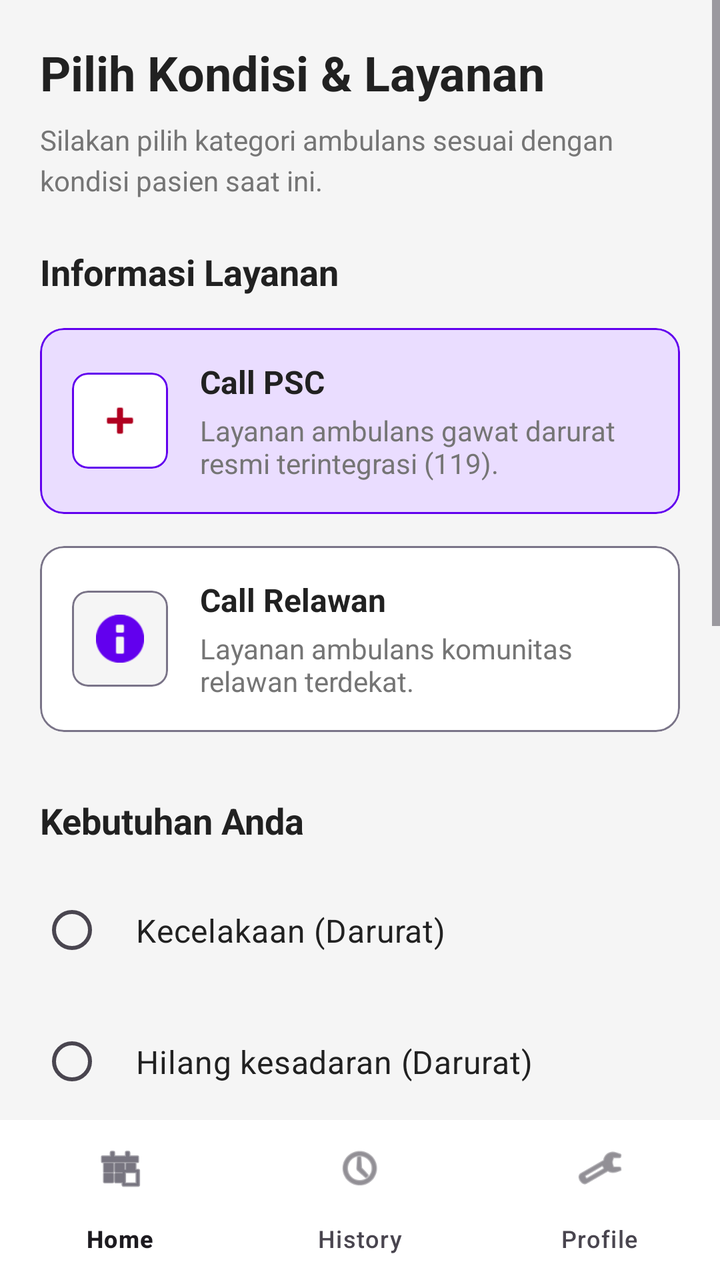
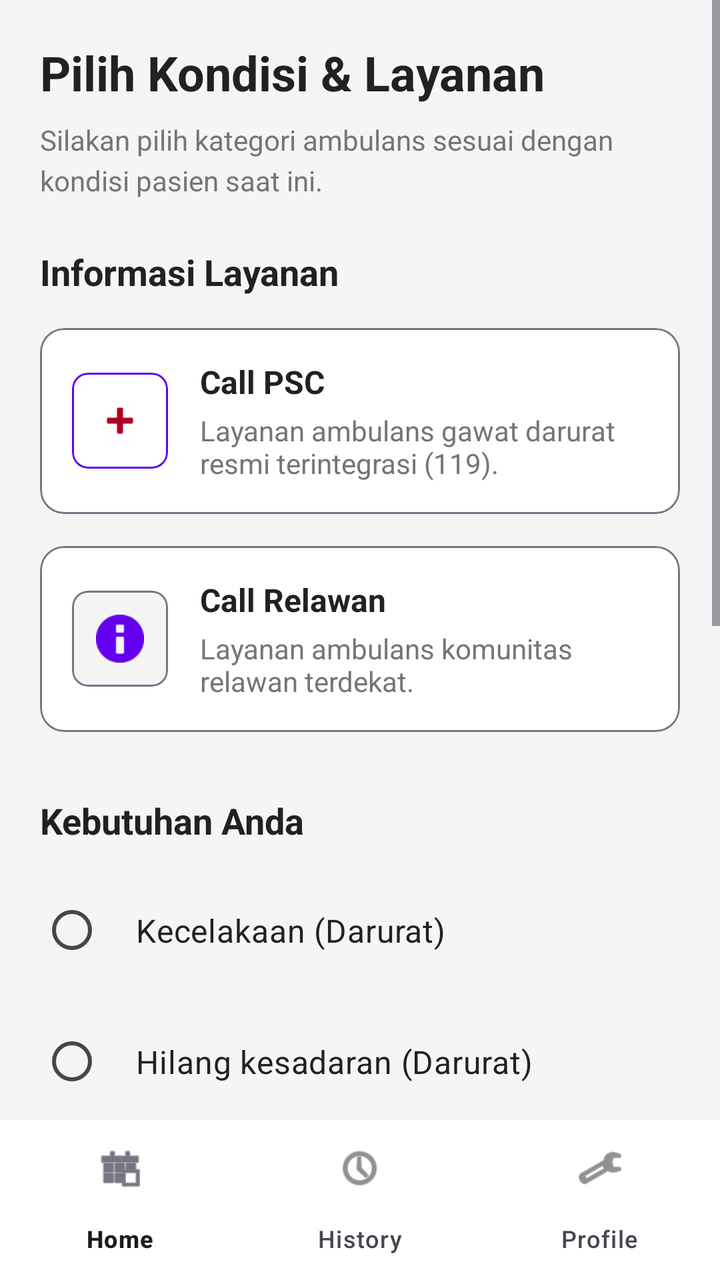

Screens rendered from an Android XML layout before and after an edit, with the pre-edit source and the edit as a unified diff.
<!-- AndroidManifest.xml: application theme Theme.PatientApp -->
<!-- res/layout/activity_ambulance_selection.xml -->
<?xml version="1.0" encoding="utf-8"?>
<androidx.constraintlayout.widget.ConstraintLayout xmlns:android="http://schemas.android.com/apk/res/android"
    xmlns:app="http://schemas.android.com/apk/res-auto"
    xmlns:tools="http://schemas.android.com/tools"
    android:id="@+id/main"
    android:layout_width="match_parent"
    android:layout_height="match_parent"
    android:background="@color/bg_primary"
    tools:context=".AmbulanceSelectionActivity">

    <ScrollView
        android:layout_width="match_parent"
        android:layout_height="0dp"
        android:fillViewport="true"
        app:layout_constraintBottom_toTopOf="@+id/bottom_navigation"
        app:layout_constraintTop_toTopOf="parent">

        <LinearLayout
            android:layout_width="match_parent"
            android:layout_height="wrap_content"
            android:orientation="vertical"
            android:padding="20dp">

            <TextView
                android:layout_width="match_parent"
                android:layout_height="wrap_content"
                android:text="Pilih Kondisi &amp; Layanan"
                android:textColor="@color/text_primary"
                android:textSize="24sp"
                android:textStyle="bold" />

            <TextView
                android:layout_width="match_parent"
                android:layout_height="wrap_content"
                android:layout_marginTop="8dp"
                android:text="Silakan pilih kategori ambulans sesuai dengan kondisi pasien saat ini."
                android:textColor="@color/text_secondary"
                android:textSize="14sp"
                android:lineSpacingExtra="4dp"
                android:layout_marginBottom="24dp" />

            <TextView
                android:layout_width="match_parent"
                android:layout_height="wrap_content"
                android:text="Informasi Layanan"
                android:textColor="@color/text_primary"
                android:textSize="18sp"
                android:textStyle="bold"
                android:layout_marginBottom="16dp" />

            <com.google.android.material.card.MaterialCardView
                android:layout_width="match_parent"
                android:layout_height="wrap_content"
                android:layout_marginBottom="16dp"
                app:cardBackgroundColor="@color/primary_container"
                app:cardCornerRadius="12dp"
                app:cardElevation="0dp"
                app:strokeColor="@color/primary"
                app:strokeWidth="1dp">

                <LinearLayout
                    android:layout_width="match_parent"
                    android:layout_height="wrap_content"
                    android:orientation="horizontal"
                    android:padding="16dp"
                    android:gravity="center_vertical">

                    <com.google.android.material.card.MaterialCardView
                        android:layout_width="48dp"
                        android:layout_height="48dp"
                        app:cardBackgroundColor="@color/card_bg"
                        app:cardCornerRadius="8dp"
                        app:strokeColor="@color/primary"
                        app:strokeWidth="1dp"
                        app:cardElevation="0dp">
                        <ImageView
                            android:layout_width="24dp"
                            android:layout_height="24dp"
                            android:layout_gravity="center"
                            android:src="@android:drawable/ic_input_add"
                            app:tint="@color/emergency_red" />
                    </com.google.android.material.card.MaterialCardView>

                    <LinearLayout
                        android:layout_width="0dp"
                        android:layout_height="wrap_content"
                        android:layout_weight="1"
                        android:orientation="vertical"
                        android:layout_marginStart="16dp">

                        <TextView
                            android:layout_width="match_parent"
                            android:layout_height="wrap_content"
                            android:text="Call PSC"
                            android:textColor="@color/text_primary"
                            android:textStyle="bold"
                            android:textSize="16sp" />

                        <TextView
                            android:layout_width="match_parent"
                            android:layout_height="wrap_content"
                            android:layout_marginTop="4dp"
                            android:text="Layanan ambulans gawat darurat resmi terintegrasi (119)."
                            android:textColor="@color/text_secondary"
                            android:textSize="14sp" />
                    </LinearLayout>
                </LinearLayout>
            </com.google.android.material.card.MaterialCardView>

            <com.google.android.material.card.MaterialCardView
                android:layout_width="match_parent"
                android:layout_height="wrap_content"
                android:layout_marginBottom="32dp"
                app:cardBackgroundColor="@color/card_bg"
                app:cardCornerRadius="12dp"
                app:cardElevation="0dp"
                app:strokeColor="@color/outline"
                app:strokeWidth="1dp">

                <LinearLayout
                    android:layout_width="match_parent"
                    android:layout_height="wrap_content"
                    android:orientation="horizontal"
                    android:padding="16dp"
                    android:gravity="center_vertical">

                    <com.google.android.material.card.MaterialCardView
                        android:layout_width="48dp"
                        android:layout_height="48dp"
                        app:cardBackgroundColor="@color/bg_primary"
                        app:cardCornerRadius="8dp"
                        app:strokeColor="@color/outline"
                        app:strokeWidth="1dp"
                        app:cardElevation="0dp">
                        <ImageView
                            android:layout_width="24dp"
                            android:layout_height="24dp"
                            android:layout_gravity="center"
                            android:src="@android:drawable/ic_dialog_info"
                            app:tint="@color/primary" />
                    </com.google.android.material.card.MaterialCardView>

                    <LinearLayout
                        android:layout_width="0dp"
                        android:layout_height="wrap_content"
                        android:layout_weight="1"
                        android:orientation="vertical"
                        android:layout_marginStart="16dp">

                        <TextView
                            android:layout_width="match_parent"
                            android:layout_height="wrap_content"
                            android:text="Call Relawan"
                            android:textColor="@color/text_primary"
                            android:textStyle="bold"
                            android:textSize="16sp" />

                        <TextView
                            android:layout_width="match_parent"
                            android:layout_height="wrap_content"
                            android:layout_marginTop="4dp"
                            android:text="Layanan ambulans komunitas relawan terdekat."
                            android:textColor="@color/text_secondary"
                            android:textSize="14sp" />
                    </LinearLayout>
                </LinearLayout>
            </com.google.android.material.card.MaterialCardView>

            <TextView
                android:layout_width="match_parent"
                android:layout_height="wrap_content"
                android:text="Kebutuhan Anda"
                android:textColor="@color/text_primary"
                android:textSize="18sp"
                android:textStyle="bold"
                android:layout_marginBottom="16dp" />

            <RadioGroup
                android:id="@+id/rgConditions"
                android:layout_width="match_parent"
                android:layout_height="wrap_content"
                android:layout_marginBottom="32dp">

                <RadioButton
                    android:id="@+id/rbAccident"
                    android:layout_width="match_parent"
                    android:layout_height="wrap_content"
                    android:layout_marginBottom="12dp"
                    android:padding="16dp"
                    android:text="Kecelakaan (Darurat)"
                    android:textSize="16sp"
                    android:textColor="@color/text_primary" />
                <RadioButton
                    android:id="@+id/rbUnconscious"
                    android:layout_width="match_parent"
                    android:layout_height="wrap_content"
                    android:layout_marginBottom="12dp"
                    android:padding="16dp"
                    android:text="Hilang kesadaran (Darurat)"
                    android:textColor="@color/text_primary"
                    android:textSize="16sp" />

                <RadioButton
                    android:id="@+id/rbLabor"
                    android:layout_width="match_parent"
                    android:layout_height="wrap_content"
                    android:layout_marginBottom="12dp"
                    android:padding="16dp"
                    android:text="Melahirkan (Darurat)"
                    android:textColor="@color/text_primary"
                    android:textSize="16sp" />

                <RadioButton
                    android:id="@+id/rbCheckup"
                    android:layout_width="match_parent"
                    android:layout_height="wrap_content"
                    android:layout_marginBottom="12dp"
                    android:padding="16dp"
                    android:text="Periksa (Non-Darurat)"
                    android:textColor="@color/text_primary"
                    android:textSize="16sp" />

                <RadioButton
                    android:id="@+id/rbHospitalPickup"
                    android:layout_width="match_parent"
                    android:layout_height="wrap_content"
                    android:padding="16dp"
                    android:text="Antar/Jemput ke Rumah Sakit (Non-Darurat)"
                    android:textColor="@color/text_primary"
                    android:textSize="16sp" />
            </RadioGroup>

            <com.google.android.material.button.MaterialButton
                android:id="@+id/btnPanggilPsc"
                android:layout_width="match_parent"
                android:layout_height="64dp"
                android:layout_marginBottom="16dp"
                android:text="PANGGIL PSC"
                android:textSize="18sp"
                android:textStyle="bold"
                android:backgroundTint="@color/emergency_red"
                app:cornerRadius="32dp"
                app:icon="@android:drawable/ic_menu_call"
                app:iconGravity="textStart"
                app:iconPadding="12dp"
                app:iconTint="@android:color/white"
                android:textColor="@android:color/white" />

            <com.google.android.material.button.MaterialButton
                android:id="@+id/btnPanggilRelawan"
                android:layout_width="match_parent"
                android:layout_height="64dp"
                android:text="PANGGIL RELAWAN"
                android:textSize="18sp"
                android:textStyle="bold"
                android:backgroundTint="@color/primary"
                app:cornerRadius="32dp"
                app:icon="@android:drawable/ic_menu_myplaces"
                app:iconGravity="textStart"
                app:iconPadding="12dp"
                app:iconTint="@android:color/white"
                android:textColor="@android:color/white" />

            <Space
                android:layout_width="match_parent"
                android:layout_height="32dp" />

        </LinearLayout>
    </ScrollView>

    <com.google.android.material.bottomnavigation.BottomNavigationView
        android:id="@+id/bottom_navigation"
        android:layout_width="match_parent"
        android:layout_height="wrap_content"
        android:background="@color/card_bg"
        app:layout_constraintBottom_toBottomOf="parent"
        app:layout_constraintEnd_toEndOf="parent"
        app:layout_constraintStart_toStartOf="parent"
        app:menu="@menu/bottom_nav_menu" />

</androidx.constraintlayout.widget.ConstraintLayout>
<!-- resources referenced by this layout -->
<resources>
  <color name="bg_primary">#F5F5F5</color>
  <color name="card_bg">#FFFFFF</color>
  <color name="emergency_red">#B00020</color>
  <color name="outline">#7A7488</color>
  <color name="primary">#6200EE</color>
  <color name="primary_container">#EADDFF</color>
  <color name="text_primary">#212121</color>
  <color name="text_secondary">#757575</color>
  <style name="Theme.PatientApp" parent="Base.Theme.PatientApp" />
  <style name="Base.Theme.PatientApp" parent="Theme.Material3.DayNight.NoActionBar">
          
          <item name="colorPrimary">@color/primary</item>
          <item name="android:statusBarColor">?attr/colorPrimary</item>
      </style>
</resources>

<!-- the commit's change to res/layout/activity_ambulance_selection.xml (unified diff, before → after) -->
@@ -52,27 +52,28 @@
                 android:layout_width="match_parent"
                 android:layout_height="wrap_content"
                 android:layout_marginBottom="16dp"
-                app:cardBackgroundColor="@color/primary_container"
+                app:cardBackgroundColor="@color/card_bg"
                 app:cardCornerRadius="12dp"
                 app:cardElevation="0dp"
-                app:strokeColor="@color/primary"
+                app:strokeColor="@color/outline"
                 app:strokeWidth="1dp">
 
                 <LinearLayout
                     android:layout_width="match_parent"
                     android:layout_height="wrap_content"
+                    android:gravity="center_vertical"
                     android:orientation="horizontal"
-                    android:padding="16dp"
-                    android:gravity="center_vertical">
+                    android:padding="16dp">
 
                     <com.google.android.material.card.MaterialCardView
                         android:layout_width="48dp"
                         android:layout_height="48dp"
                         app:cardBackgroundColor="@color/card_bg"
                         app:cardCornerRadius="8dp"
+                        app:cardElevation="0dp"
                         app:strokeColor="@color/primary"
-                        app:strokeWidth="1dp"
-                        app:cardElevation="0dp">
+                        app:strokeWidth="1dp">
+
                         <ImageView
                             android:layout_width="24dp"
                             android:layout_height="24dp"
@@ -84,17 +85,17 @@
                     <LinearLayout
                         android:layout_width="0dp"
                         android:layout_height="wrap_content"
+                        android:layout_marginStart="16dp"
                         android:layout_weight="1"
-                        android:orientation="vertical"
-                        android:layout_marginStart="16dp">
+                        android:orientation="vertical">
 
                         <TextView
                             android:layout_width="match_parent"
                             android:layout_height="wrap_content"
                             android:text="Call PSC"
                             android:textColor="@color/text_primary"
-                            android:textStyle="bold"
-                            android:textSize="16sp" />
+                            android:textSize="16sp"
+                            android:textStyle="bold" />
 
                         <TextView
                             android:layout_width="match_parent"
<!-- resource entries referenced after the edit -->
@@ -5,7 +5,6 @@
   <color name="emergency_red">#B00020</color>
   <color name="outline">#7A7488</color>
   <color name="primary">#6200EE</color>
-  <color name="primary_container">#EADDFF</color>
   <color name="text_primary">#212121</color>
   <color name="text_secondary">#757575</color>
   <style name="Theme.PatientApp" parent="Base.Theme.PatientApp" />
